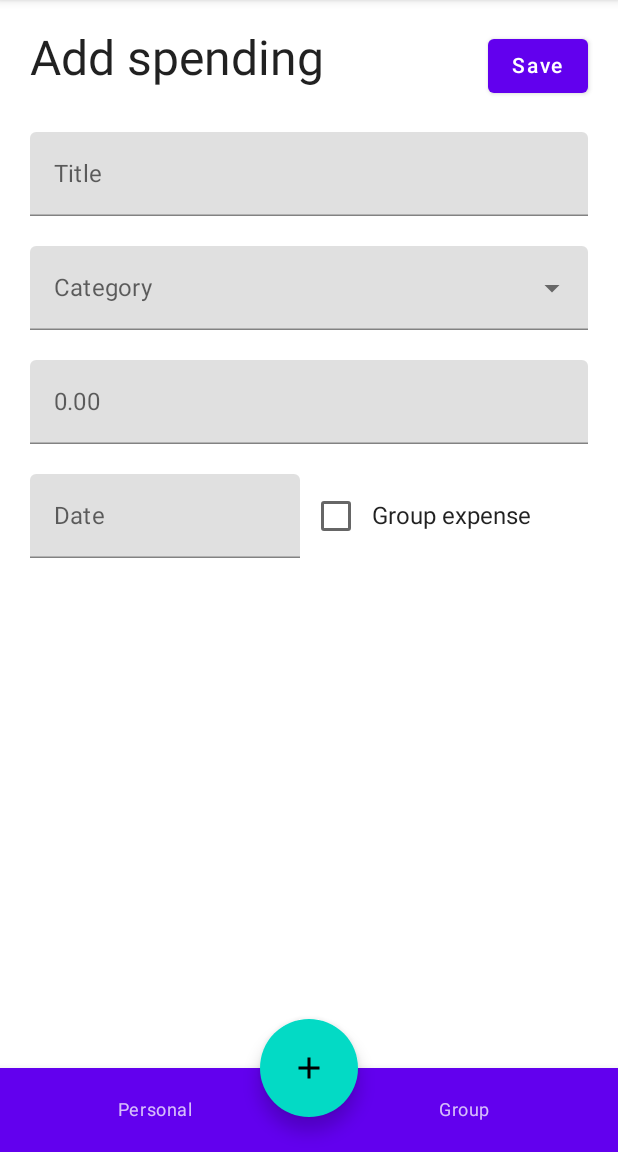
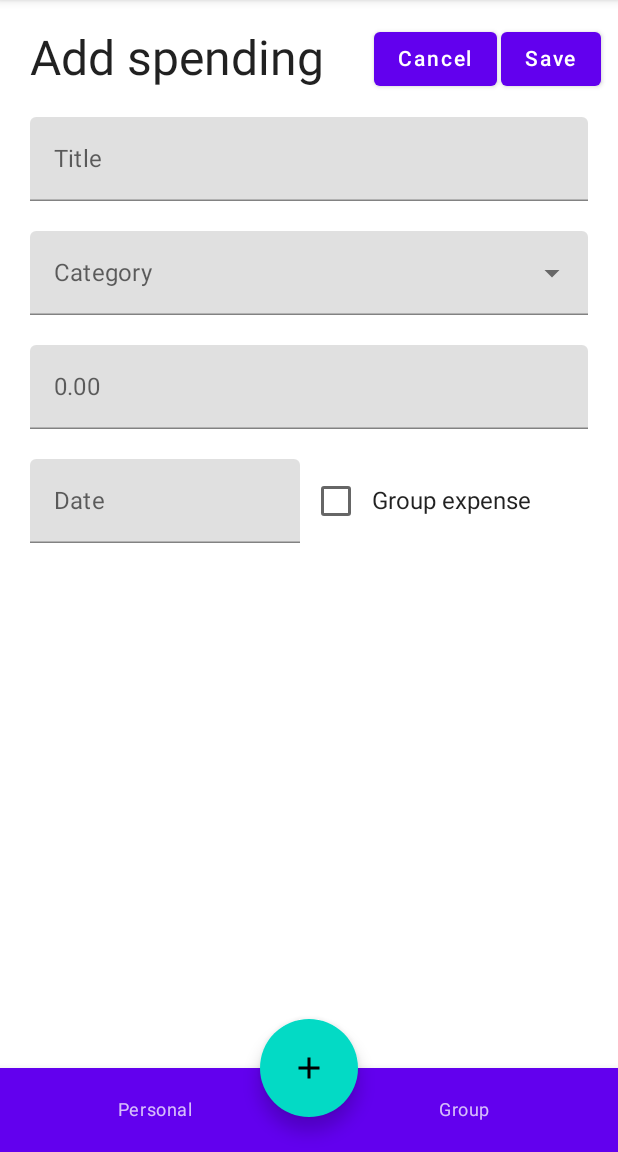
Before and after one commit to VladKhrlmv/ReBalance, an Android app built with Jetpack Compose: the AddSpendingScreen screen opened through its navigation route, on a phone screen of 412 x 824 dp, the part 84-1236 px from its top. Run offline under Robolectric (Android 15) with nearby library versions, the phone set to English and light mode, and no system bars; libraries missing offline, so code that uses them is left out: compose.icons, compose.icons.evaicons; 1 statement that could not run was skipped.

Commit message:
Add Cancel button to AddSpending

```diff
--- a/app/src/main/java/com/rebalance/ui/components/screens/AddSpendingScreen.kt
+++ b/app/src/main/java/com/rebalance/ui/components/screens/AddSpendingScreen.kt
@@ -68,18 +68,28 @@ fun AddSpendingScreen() {
             Text(
                 text = "Add spending",
                 modifier = Modifier
-                    .wrapContentWidth(Alignment.Start)
                     .padding(10.dp),
                 fontFamily = FontFamily(Typeface.DEFAULT),
                 fontSize = 32.sp,
             )
-            Button(
-                onClick = {  },
+            Row(
                 modifier = Modifier
-                    .padding(10.dp)
                     .align(Alignment.CenterEnd)
-            ) {
-                Text("Save")
+            ){
+                Button(
+                    onClick = {  },
+                    modifier = Modifier
+                        .padding(1.dp)
+                ) {
+                    Text("Cancel")
+                }
+                Button(
+                    onClick = {  },
+                    modifier = Modifier
+                        .padding(1.dp)
+                ) {
+                    Text("Save")
+                }
             }
         }
         TextField(
@@ -260,8 +270,8 @@ fun AddSpendingScreen() {
                         membersSelection[member]?.let {
                             Checkbox(
                                 checked = it,
-                                onCheckedChange = {
-                                    membersSelection[member] = it
+                                onCheckedChange = { newValue ->
+                                    membersSelection[member] = newValue
                                 },
                             )
                             Text(
```
